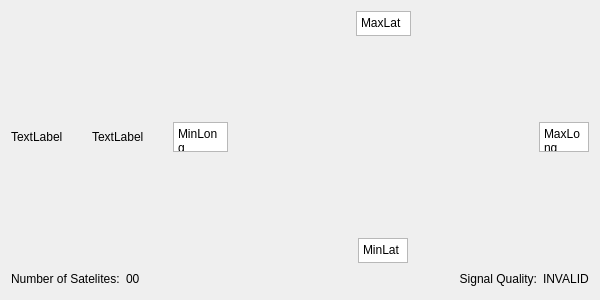
Qt form src/gui/adapters/gpsadapter.ui (RoboJackets/igvc-software) before a commit.
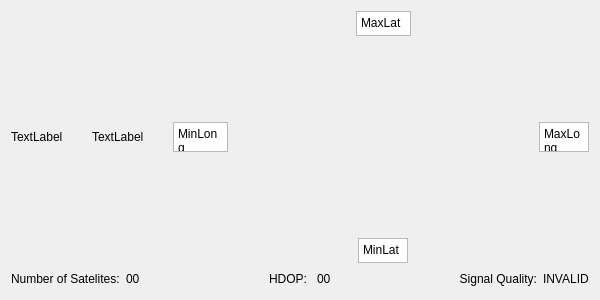
The same form after that commit.

Commit message: Working on position tracking. Adds KalmanPositionTracker skeleton Fixes bugs in HDOP capture and display

```diff
--- a/src/gui/adapters/gpsadapter.ui
+++ b/src/gui/adapters/gpsadapter.ui
@@ -213,6 +213,33 @@
        </property>
       </widget>
      </item>
+     <item>
+      <spacer name="horizontalSpacer_2">
+       <property name="orientation">
+        <enum>Qt::Horizontal</enum>
+       </property>
+       <property name="sizeHint" stdset="0">
+        <size>
+         <width>40</width>
+         <height>20</height>
+        </size>
+       </property>
+      </spacer>
+     </item>
+     <item>
+      <widget class="QLabel" name="label_2">
+       <property name="text">
+        <string>HDOP: </string>
+       </property>
+      </widget>
+     </item>
+     <item>
+      <widget class="QLabel" name="label_hdop">
+       <property name="text">
+        <string>00</string>
+       </property>
+      </widget>
+     </item>
      <item>
       <spacer name="horizontalSpacer">
        <property name="orientation">
```
The commit also changes 8 other files.
